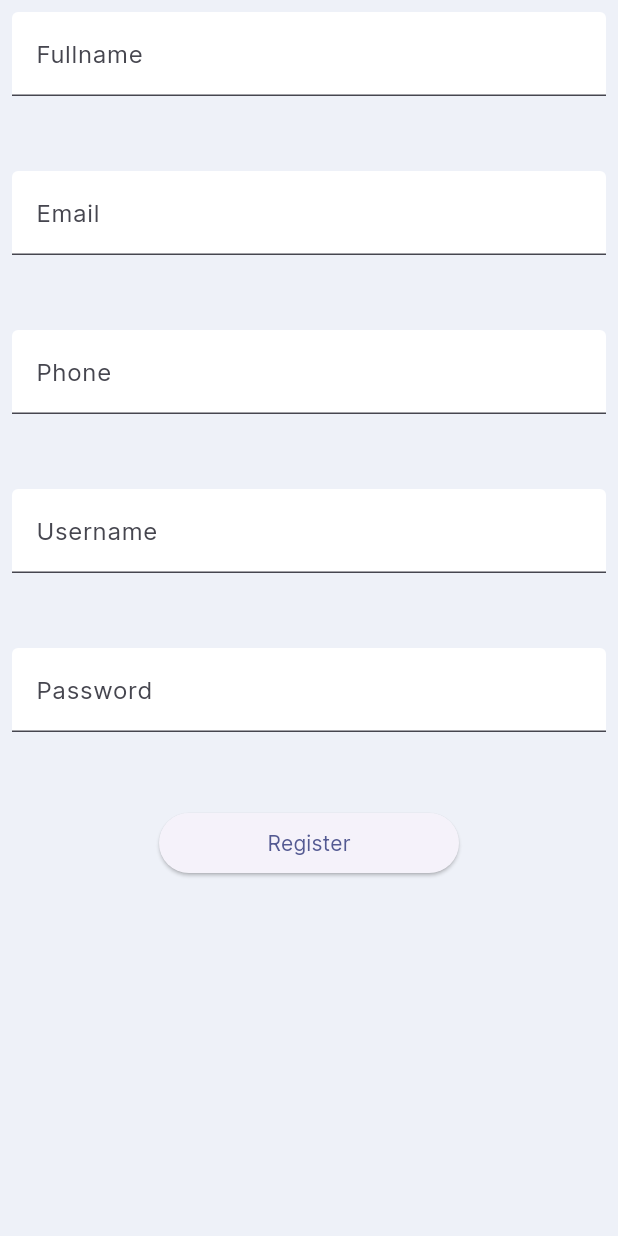
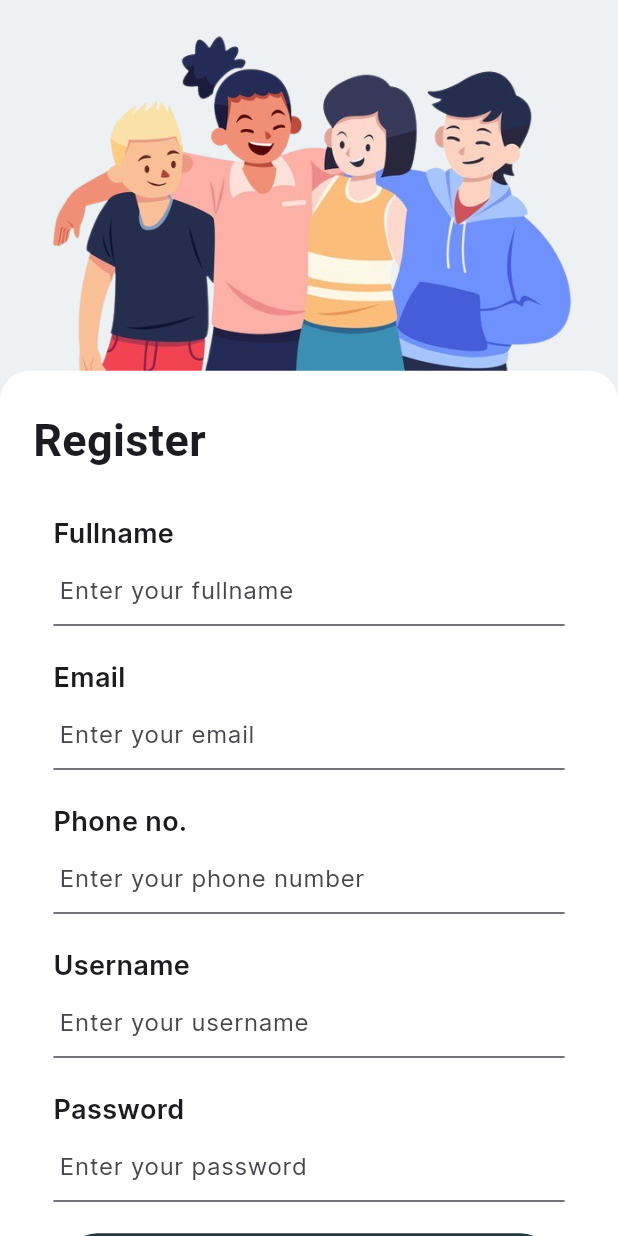
Before and after one commit to iam-niraj/neerp, a Flutter app: the RegisterScreen screen opened directly, on a phone screen of 412 x 824 dp. Run offline on Flutter 3.47's test engine with Material 2 defaults, Android fonts, the phone set to English and light mode, and no system bars; our stand-ins replace bloc, bloc_concurrency, equatable, flutter_bloc, flutter_screenutil, flutter_svg and 2 more; missing offline and left inert: api_cache_manager, flow_builder; accounts and stored records are empty; Roboto replaces fonts that are missing (NotoSerif).

```diff
--- /dev/null
+++ b/lib/models/add_lift/add_lift_request_model.dart
@@ -0,0 +1,76 @@
+class AddLiftRequestModel {
+  String? siteName;
+  String? siteAddress;
+  String? customerName;
+  String? email;
+  String? phone;
+  String? noOfLifts;
+  String? floorDesignation;
+  String? amcType;
+  String? startDate;
+  String? endDate;
+  String? noOfServices;
+  String? amount;
+  String? userId;
+  String? token;
+  String? liftType;
+  String? doorOpening;
+
+  AddLiftRequestModel(
+      {this.siteName,
+      this.siteAddress,
+      this.customerName,
+      this.email,
+      this.phone,
+      this.noOfLifts,
+      this.floorDesignation,
+      this.amcType,
+      this.startDate,
+      this.endDate,
+      this.noOfServices,
+      this.amount,
+      this.userId,
+      this.token,
+      this.liftType,
+      this.doorOpening});
+
+  AddLiftRequestModel.fromJson(Map<String, dynamic> json) {
+    siteName = json['site_name'];
+    siteAddress = json['site_address'];
+    customerName = json['customer_name'];
+    email = json['email'];
+    phone = json['phone'];
+    noOfLifts = json['no_of_lifts'];
+    floorDesignation = json['floor_designation'];
+    amcType = json['amc_type'];
+    startDate = json['start_date'];
+    endDate = json['end_date'];
+    noOfServices = json['no_of_services'];
+    amount = json['amount'];
+    userId = json['user_id'];
+    token = json['token'];
+    liftType = json['lift_type'];
+    doorOpening = json['door_opening'];
+  }
+
+  Map<String, dynamic> toJson() {
+    final Map<String, dynamic> data = new Map<String, dynamic>();
+    data['site_name'] = this.siteName;
+    data['site_address'] = this.siteAddress;
+    data['customer_name'] = this.customerName;
+    data['email'] = this.email;
+    data['phone'] = this.phone;
+    data['no_of_lifts'] = this.noOfLifts;
+    data['floor_designation'] = this.floorDesignation;
+    data['amc_type'] = this.amcType;
+    data['start_date'] = this.startDate;
+    data['end_date'] = this.endDate;
+    data['no_of_services'] = this.noOfServices;
+    data['amount'] = this.amount;
+    data['user_id'] = this.userId;
+    data['token'] = this.token;
+    data['lift_type'] = this.liftType;
+    data['door_opening'] = this.doorOpening;
+    return data;
+  }
+}
--- a/lib/screens/Login/cubit/login_cubit.dart
+++ b/lib/screens/Login/cubit/login_cubit.dart
@@ -10,7 +10,7 @@ class LoginCubit extends Cubit<LoginState> {
 
   LoginCubit(this._apiService) : super(LoginState.initial());
 
-  void emailChanged(String value) {
+  void usernameChanged(String value) {
     emit(state.copyWith(username: value, status: LoginStatus.initial));
   }
 
--- a/lib/screens/Login/login_screen.dart
+++ b/lib/screens/Login/login_screen.dart
@@ -104,13 +104,8 @@ class LoginForm extends StatelessWidget {
                             fontWeight: FontWeight.bold),
                       ),
                       GestureDetector(
-                        onTap: () => {
-                          // Navigator.push(
-                          //     context,
-                          //     MaterialPageRoute(
-                          //         builder: (context) =>
-                          //             const SignupPage()))
-                        },
+                        onTap: () => Navigator.of(context)
+                            .push<void>(RegisterScreen.route()),
                         child: const Text(
                           'Sign up',
                           style: TextStyle(
@@ -157,8 +152,8 @@ class _UsernameInput extends StatelessWidget {
               hintText: "Enter your username",
               contentPadding: EdgeInsets.zero,
             ),
-            onChanged: (email) {
-              context.read<LoginCubit>().emailChanged(email);
+            onChanged: (username) {
+              context.read<LoginCubit>().usernameChanged(username);
             },
           );
         },
@@ -233,16 +228,3 @@ class _LoginButton extends StatelessWidget {
     );
   }
 }
-
-class _SignUpButton extends StatelessWidget {
-  const _SignUpButton({super.key});
-
-  @override
-  Widget build(BuildContext context) {
-    return ElevatedButton(
-      onPressed: () => Navigator.of(context).push<void>(RegisterScreen.route()),
-      style: ElevatedButton.styleFrom(fixedSize: const Size(200, 40)),
-      child: const Text("Signup"),
-    );
-  }
-}
--- a/lib/screens/Register/register_screen.dart
+++ b/lib/screens/Register/register_screen.dart
@@ -1,17 +1,15 @@
-// ignore_for_file: prefer_const_constructors
+// ignore_for_file: prefer_const_constructors, prefer_const_literals_to_create_immutables
 
 import 'package:flutter/cupertino.dart';
 import 'package:flutter/material.dart';
 import 'package:flutter_bloc/flutter_bloc.dart';
-import 'package:flutter_screenutil/flutter_screenutil.dart';
-import 'package:flutter_svg/flutter_svg.dart';
+import 'package:neerp/utils/components/custom_form_button.dart';
+import 'package:neerp/utils/components/custom_input_field.dart';
+import 'package:neerp/utils/components/page_header.dart';
+import 'package:neerp/utils/components/page_heading.dart';
 import 'package:neerp/utils/config/services/api_service.dart';
 import 'package:neerp/screens/Login/login_screen.dart';
 import 'package:neerp/screens/Register/cubit/signup_cubit.dart';
-import 'package:neerp/utils/colors.dart';
-import 'package:neerp/utils/components/textButton.dart';
-import 'package:neerp/utils/components/text_field.dart';
-import 'package:neerp/utils/constants.dart';
 
 class RegisterScreen extends StatelessWidget {
   RegisterScreen({super.key});
@@ -20,17 +18,18 @@ class RegisterScreen extends StatelessWidget {
     return MaterialPageRoute(builder: (_) => RegisterScreen());
   }
 
-  bool passwordVisibility = true;
-  final TextEditingController _emailController = TextEditingController();
   @override
   Widget build(BuildContext context) {
     return Scaffold(
-        body: Padding(
-      padding: const EdgeInsets.all(8.0),
-      child: BlocProvider<SignupCubit>(
+        backgroundColor: const Color(0xffEEF1F3),
+        body: Column(
+          children: [
+            const PageHeader(),
+            BlocProvider<SignupCubit>(
               create: (context) => SignupCubit(context.read<APIService>()),
               child: RegisterForm(),
             ),
+          ],
         ));
   }
 }
@@ -44,30 +43,76 @@ class RegisterForm extends StatelessWidget {
       listener: (context, state) {
         if (state.status == SignUpStatus.error) {}
       },
+      child: Expanded(
+        child: Container(
+          decoration: const BoxDecoration(
+            color: Colors.white,
+            borderRadius: BorderRadius.vertical(
+              top: Radius.circular(20),
+            ),
+          ),
+          child: SingleChildScrollView(
             child: Column(
-        children: const [
+              children: [
+                const PageHeading(
+                  title: 'Register',
+                ),
                 _FullnameInput(),
                 SizedBox(
-            height: 50,
+                  height: 16,
                 ),
                 _EmailInput(),
                 SizedBox(
-            height: 50,
+                  height: 16,
                 ),
                 _PhoneInput(),
                 SizedBox(
-            height: 50,
+                  height: 16,
                 ),
                 _UsernameInput(),
                 SizedBox(
-            height: 50,
+                  height: 16,
                 ),
                 _PasswordInput(),
                 SizedBox(
-            height: 50,
+                  height: 18,
                 ),
                 _SignUpButton(),
+                const SizedBox(
+                  height: 18,
+                ),
+                SizedBox(
+                  child: Row(
+                    mainAxisAlignment: MainAxisAlignment.center,
+                    crossAxisAlignment: CrossAxisAlignment.center,
+                    children: [
+                      const Text(
+                        'Already have an account ? ',
+                        style: TextStyle(
+                            fontSize: 13,
+                            color: Color(0xff939393),
+                            fontWeight: FontWeight.bold),
+                      ),
+                      GestureDetector(
+                        onTap: () => {Navigator.pop(context)},
+                        child: const Text(
+                          'Log in',
+                          style: TextStyle(
+                              fontSize: 15,
+                              color: Color(0xff748288),
+                              fontWeight: FontWeight.bold),
+                        ),
+                      ),
                     ],
+                  ),
+                ),
+                const SizedBox(
+                  height: 30,
+                ),
+              ],
+            ),
+          ),
+        ),
       ),
     );
 
@@ -195,16 +240,29 @@ class _FullnameInput extends StatelessWidget {
 
   @override
   Widget build(BuildContext context) {
-    return BlocBuilder<SignupCubit, SignupState>(
+    return CustomInputField(
+      labelText: "Fullname",
+      prefix: Icon(Icons.person_outline_sharp),
+      widget: BlocBuilder<SignupCubit, SignupState>(
         buildWhen: (previous, current) => previous.fullname != current.fullname,
         builder: (context, state) {
+          // return TextField(
+          //   onChanged: (fullname) {
+          //     context.read<SignupCubit>().fullnameChanged(fullname);
+          //   },
+          //   decoration: const InputDecoration(labelText: "Fullname"),
+          // );
           return TextField(
+            decoration: const InputDecoration(
+              hintText: "Enter your fullname",
+              contentPadding: EdgeInsets.zero,
+            ),
             onChanged: (fullname) {
               context.read<SignupCubit>().fullnameChanged(fullname);
             },
-          decoration: const InputDecoration(labelText: "Fullname"),
           );
         },
+      ),
     );
   }
 }
@@ -214,16 +272,30 @@ class _EmailInput extends StatelessWidget {
 
   @override
   Widget build(BuildContext context) {
-    return BlocBuilder<SignupCubit, SignupState>(
+    return CustomInputField(
+      labelText: "Email",
+      prefix: const Icon(Icons.alternate_email_rounded),
+      widget: BlocBuilder<SignupCubit, SignupState>(
         buildWhen: (previous, current) => previous.email != current.email,
         builder: (context, state) {
+          // return TextField(
+          //   onChanged: (email) {
+          //     context.read<SignupCubit>().emailChanged(email);
+          //   },
+          //   decoration: const InputDecoration(labelText: "Email"),
+          // );
           return TextField(
+            // obscureText: (widget.obscureText && _obscureText),
+            decoration: const InputDecoration(
+              hintText: "Enter your email",
+              contentPadding: EdgeInsets.zero,
+            ),
             onChanged: (email) {
               context.read<SignupCubit>().emailChanged(email);
             },
-          decoration: const InputDecoration(labelText: "Email"),
           );
         },
+      ),
     );
   }
 }
@@ -233,16 +305,30 @@ class _PhoneInput extends StatelessWidget {
 
   @override
   Widget build(BuildContext context) {
-    return BlocBuilder<SignupCubit, SignupState>(
+    return CustomInputField(
+      labelText: "Phone no.",
+      prefix: const Icon(Icons.phone_outlined),
+      widget: BlocBuilder<SignupCubit, SignupState>(
         buildWhen: (previous, current) => previous.phone != current.phone,
         builder: (context, state) {
+          //   return TextField(
+          //     onChanged: (phone) {
+          //       context.read<SignupCubit>().phoneChanged(phone);
+          //     },
+          //     decoration: const InputDecoration(labelText: "Phone"),
+          //   );
           return TextField(
+            // obscureText: (widget.obscureText && _obscureText),
+            decoration: const InputDecoration(
+              hintText: "Enter your phone number",
+              contentPadding: EdgeInsets.zero,
+            ),
             onChanged: (phone) {
               context.read<SignupCubit>().phoneChanged(phone);
             },
-          decoration: const InputDecoration(labelText: "Phone"),
           );
         },
+      ),
     );
   }
 }
@@ -252,16 +338,30 @@ class _UsernameInput extends StatelessWidget {
 
   @override
   Widget build(BuildContext context) {
-    return BlocBuilder<SignupCubit, SignupState>(
+    return CustomInputField(
+      labelText: "Username",
+      prefix: const Icon(Icons.person_pin_outlined),
+      widget: BlocBuilder<SignupCubit, SignupState>(
         buildWhen: (previous, current) => previous.username != current.username,
         builder: (context, state) {
+          // return TextField(
+          //   onChanged: (email) {
+          //     context.read<LoginCubit>().emailChanged(email);
+          //   },
+          //   decoration: const InputDecoration(labelText: "Username"),
+          // );
           return TextField(
+            // obscureText: (widget.obscureText && _obscureText),
+            decoration: const InputDecoration(
+              hintText: "Enter your username",
+              contentPadding: EdgeInsets.zero,
+            ),
             onChanged: (username) {
               context.read<SignupCubit>().usernameChanged(username);
             },
-          decoration: const InputDecoration(labelText: "Username"),
           );
         },
+      ),
     );
   }
 }
@@ -271,16 +371,31 @@ class _PasswordInput extends StatelessWidget {
 
   @override
   Widget build(BuildContext context) {
-    return BlocBuilder<SignupCubit, SignupState>(
+    return CustomInputField(
+      labelText: "Password",
+      prefix: const Icon(Icons.lock_outline_rounded),
+      widget: BlocBuilder<SignupCubit, SignupState>(
         buildWhen: (previous, current) => previous.password != current.password,
         builder: (context, state) {
+          // return TextField(
+          //   onChanged: (password) {
+          //     context.read<LoginCubit>().passwordChanged(password);
+          //   },
+          //   decoration: const InputDecoration(labelText: "Password"),
+          // );
+
           return TextField(
+            obscureText: true,
+            decoration: const InputDecoration(
+              hintText: "Enter your password",
+              contentPadding: EdgeInsets.zero,
+            ),
             onChanged: (password) {
               context.read<SignupCubit>().passwordChanged(password);
             },
-          decoration: const InputDecoration(labelText: "Password"),
           );
         },
+      ),
     );
   }
 }
@@ -295,12 +410,24 @@ class _SignUpButton extends StatelessWidget {
       builder: (context, state) {
         return state.status == SignUpStatus.submitting
             ? CircularProgressIndicator()
-            : ElevatedButton(
+            : /* ElevatedButton(
                 onPressed: () {
                   context.read<SignupCubit>().signUpFormSubmitted();
                 },
                 child: Text("Register"),
                 style: ElevatedButton.styleFrom(fixedSize: const Size(200, 40)),
+              ); */
+            CustomFormButton(
+                innerText: 'Register',
+                onPressed: () {
+                  // if (_loginFormKey.currentState!.validate()) {
+                  //   ScaffoldMessenger.of(context).showSnackBar(
+                  //     const SnackBar(content: Text('Submitting data..')),
+                  //   );
+                  // }
+                  context.read<SignupCubit>().signUpFormSubmitted();
+                  Navigator.pop(context);
+                },
               );
       },
     );
```
Also changed, not shown: lib/models/add_lift/add_lift_response_model.dart (added, +42 -0 lines), lib/screens/Add Lift/cubit/add_lift_cubit.dart (added, +101 -0 lines), lib/screens/Add Lift/cubit/add_lift_state.dart (added, +125 -0 lines), lib/utils/config/services/api_service.dart (+25 -0 lines). Lines whose indentation alone changed are shown as unchanged.
